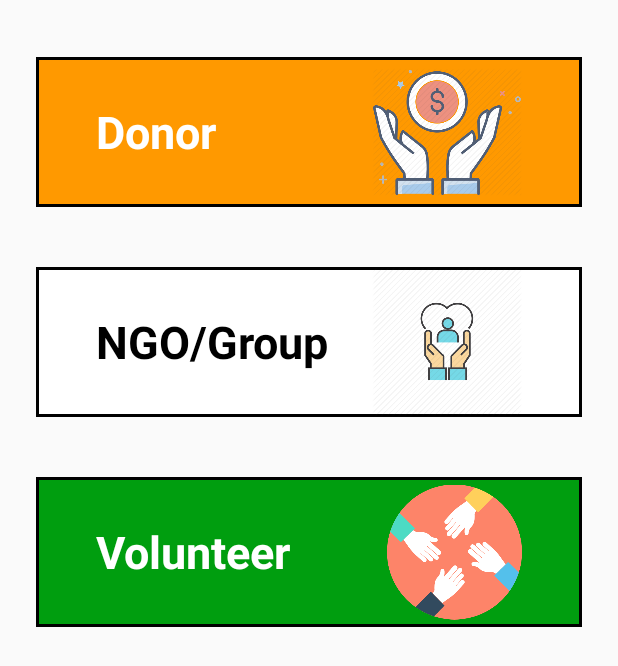
After one commit to sachinrana135/FeedMyCity, an Android app: the layout activity_joinee_types.xml on its own in the app's theme, with its tools: preview values and no code run, on a phone screen of 412 x 824 dp. The commit adds this screen. Shown: the top 666 px of the screen. Run offline under Robolectric (Android 15) with nearby library versions, the phone set to English and light mode, and no system bars.

Commit message:
Create UI for splash and Join as screen

```diff
--- a/app/build.gradle
+++ b/app/build.gradle
@@ -37,6 +37,8 @@ dependencies {
     implementation fileTree(dir: 'libs', include: ['*.jar'])
 
     implementation libraries
+    implementation 'androidx.appcompat:appcompat:1.1.0'
+    implementation 'androidx.constraintlayout:constraintlayout:1.1.3'
     kapt librariesKapt
 
     testImplementation testLibraries
--- a/app/src/main/AndroidManifest.xml
+++ b/app/src/main/AndroidManifest.xml
@@ -5,7 +5,7 @@
     <uses-permission android:name="android.permission.INTERNET" />
 
     <application
-        android:name="com.alfanse.feedindia.FeedIndiaApplication"
+        android:name=".FeedIndiaApplication"
         android:allowBackup="true"
         android:icon="@mipmap/ic_launcher"
         android:label="@string/app_name"
@@ -13,13 +13,17 @@
         android:supportsRtl="true"
         android:theme="@style/AppTheme"
         android:usesCleartextTraffic="true">
-        <activity android:name="com.alfanse.feedindia.ui.main.MainActivity">
+        <activity android:name=".ui.JoineeTypesActivity"></activity>
+        <activity
+            android:name=".ui.splash.SplashActivity"
+            android:theme="@style/FullScreen">
             <intent-filter>
                 <action android:name="android.intent.action.MAIN" />
 
                 <category android:name="android.intent.category.LAUNCHER" />
             </intent-filter>
         </activity>
+        <activity android:name=".ui.main.MainActivity" />
     </application>
 
 </manifest>
--- a/app/src/main/java/com/alfanse/feedindia/FeedIndiaApplication.kt
+++ b/app/src/main/java/com/alfanse/feedindia/FeedIndiaApplication.kt
@@ -5,7 +5,7 @@ import com.alfanse.feedindia.di.AppComponent
 import com.alfanse.feedindia.di.AppModule
 import com.alfanse.feedindia.di.DaggerAppComponent
 
-class TodoApplication : Application() {
+class FeedIndiaApplication : Application() {
 
     lateinit var appComponent: AppComponent
 
@@ -14,7 +14,7 @@ class TodoApplication : Application() {
         appComponent = initDagger(this)
     }
 
-    private fun initDagger(app: TodoApplication): AppComponent =
+    private fun initDagger(app: FeedIndiaApplication): AppComponent =
         DaggerAppComponent.builder()
             .appModule(AppModule(app))
             .build()
--- /dev/null
+++ b/app/src/main/java/com/alfanse/feedindia/ui/JoineeTypesActivity.kt
@@ -0,0 +1,14 @@
+package com.alfanse.feedindia.ui
+
+import androidx.appcompat.app.AppCompatActivity
+import android.os.Bundle
+import com.alfanse.feedindia.R
+
+class JoineeTypesActivity : AppCompatActivity() {
+
+    override fun onCreate(savedInstanceState: Bundle?) {
+        super.onCreate(savedInstanceState)
+        setContentView(R.layout.activity_joinee_types)
+        setTitle("Join as")
+    }
+}
--- a/app/src/main/java/com/alfanse/feedindia/ui/main/MainFragment.kt
+++ b/app/src/main/java/com/alfanse/feedindia/ui/main/MainFragment.kt
@@ -8,8 +8,8 @@ import androidx.fragment.app.Fragment
 import androidx.lifecycle.Observer
 import androidx.lifecycle.ViewModelProviders
 import androidx.swiperefreshlayout.widget.SwipeRefreshLayout
+import com.alfanse.feedindia.FeedIndiaApplication
 import com.alfanse.feedindia.R
-import com.alfanse.feedindia.FeedIndiaApplication
 import com.alfanse.feedindia.data.Resource
 import com.alfanse.feedindia.data.Status
 import com.alfanse.feedindia.data.models.TodoEntity
--- /dev/null
+++ b/app/src/main/java/com/alfanse/feedindia/ui/splash/SplashActivity.kt
@@ -0,0 +1,25 @@
+package com.alfanse.feedindia.ui.splash
+
+import android.content.Intent
+import androidx.appcompat.app.AppCompatActivity
+import android.os.Bundle
+import android.os.Handler
+import com.alfanse.feedindia.R
+import com.alfanse.feedindia.ui.JoineeTypesActivity
+
+class SplashActivity : AppCompatActivity() {
+    private val mContext = this
+
+    override fun onCreate(savedInstanceState: Bundle?) {
+        super.onCreate(savedInstanceState)
+        setContentView(R.layout.activity_splash)
+        launchNextScreen()
+    }
+
+    private fun launchNextScreen(){
+        val hanler = Handler()
+        hanler.postDelayed(Runnable {
+            startActivity(Intent(mContext, JoineeTypesActivity::class.java))
+        }, 3000)
+    }
+}
--- /dev/null
+++ b/app/src/main/res/drawable/donor_bg.xml
@@ -0,0 +1,8 @@
+<?xml version="1.0" encoding="utf-8"?>
+<shape xmlns:android="http://schemas.android.com/apk/res/android"
+    android:shape="rectangle">
+
+    <solid android:color="@color/color_orange"/>
+    <stroke android:color="@android:color/black"
+        android:width="2dp"/>
+</shape>
--- /dev/null
+++ b/app/src/main/res/drawable/ngo_group_bg.xml
@@ -0,0 +1,8 @@
+<?xml version="1.0" encoding="utf-8"?>
+<shape xmlns:android="http://schemas.android.com/apk/res/android"
+    android:shape="rectangle">
+
+    <solid android:color="@android:color/white"/>
+    <stroke android:color="@android:color/black"
+        android:width="2dp"/>
+</shape>
--- /dev/null
+++ b/app/src/main/res/drawable/volunteer_bg.xml
@@ -0,0 +1,8 @@
+<?xml version="1.0" encoding="utf-8"?>
+<shape xmlns:android="http://schemas.android.com/apk/res/android"
+    android:shape="rectangle">
+
+    <solid android:color="@color/color_green"/>
+    <stroke android:color="@android:color/black"
+        android:width="2dp"/>
+</shape>
--- /dev/null
+++ b/app/src/main/res/layout/activity_joinee_types.xml
@@ -0,0 +1,112 @@
+<?xml version="1.0" encoding="utf-8"?>
+<androidx.constraintlayout.widget.ConstraintLayout xmlns:android="http://schemas.android.com/apk/res/android"
+    xmlns:app="http://schemas.android.com/apk/res-auto"
+    xmlns:tools="http://schemas.android.com/tools"
+    android:layout_width="match_parent"
+    android:layout_height="match_parent"
+    tools:context=".ui.JoineeTypesActivity"
+    android:padding="@dimen/spacing_large">
+
+    <!-- Donor type layout -->
+    <androidx.constraintlayout.widget.ConstraintLayout
+        android:id="@+id/layout_donor_type"
+        android:layout_width="0dp"
+        android:layout_height="100dp"
+        android:orientation="horizontal"
+        app:layout_constraintTop_toTopOf="parent"
+        app:layout_constraintStart_toStartOf="parent"
+        app:layout_constraintEnd_toEndOf="parent"
+        android:layout_marginTop="@dimen/spacing_normal"
+        android:background="@drawable/donor_bg">
+
+        <TextView
+            android:id="@+id/tv_donor"
+            android:layout_width="wrap_content"
+            android:layout_height="0dp"
+            android:layout_marginStart="@dimen/spacing_huge"
+            android:gravity="center_vertical"
+            android:text="@string/donor_type_label"
+            android:textColor="@android:color/white"
+            android:textSize="@dimen/font_xxlarge"
+            android:textStyle="bold"
+            app:layout_constraintBottom_toBottomOf="@id/layout_donor_type"
+            app:layout_constraintStart_toStartOf="@id/layout_donor_type"
+            app:layout_constraintTop_toTopOf="@id/layout_donor_type" />
+
+        <ImageView
+            android:layout_width="100dp"
+            android:layout_height="wrap_content"
+            android:src="@drawable/donate"
+            app:layout_constraintEnd_toEndOf="@id/layout_donor_type"
+            app:layout_constraintTop_toTopOf="@id/layout_donor_type"
+            android:layout_marginEnd="@dimen/spacing_huge"/>
+    </androidx.constraintlayout.widget.ConstraintLayout>
+
+    <!-- NGO/group layout -->
+    <androidx.constraintlayout.widget.ConstraintLayout
+        android:id="@+id/layout_ngo_or_group_type"
+        android:layout_width="0dp"
+        android:layout_height="100dp"
+        app:layout_constraintTop_toBottomOf="@+id/layout_donor_type"
+        app:layout_constraintStart_toStartOf="@+id/layout_donor_type"
+        app:layout_constraintEnd_toEndOf="@+id/layout_donor_type"
+        android:layout_marginTop="@dimen/spacing_huge"
+        android:background="@drawable/ngo_group_bg">
+
+        <TextView
+            android:id="@+id/tv_ngo_or_group"
+            android:layout_width="wrap_content"
+            android:layout_height="0dp"
+            android:layout_marginStart="@dimen/spacing_huge"
+            android:gravity="center_vertical"
+            android:textColor="@android:color/black"
+            android:textSize="@dimen/font_xxlarge"
+            android:textStyle="bold"
+            app:layout_constraintBottom_toBottomOf="@id/layout_ngo_or_group_type"
+            app:layout_constraintStart_toStartOf="@id/layout_ngo_or_group_type"
+            app:layout_constraintTop_toTopOf="@id/layout_ngo_or_group_type"
+            android:text="@string/ngo_or_group_label" />
+
+        <ImageView
+            android:layout_width="100dp"
+            android:layout_height="wrap_content"
+            android:src="@drawable/caring"
+            app:layout_constraintEnd_toEndOf="@id/layout_ngo_or_group_type"
+            app:layout_constraintTop_toTopOf="@id/layout_ngo_or_group_type"
+            android:layout_marginEnd="@dimen/spacing_huge"/>
+    </androidx.constraintlayout.widget.ConstraintLayout>
+
+    <!-- Volunteer member layout -->
+    <androidx.constraintlayout.widget.ConstraintLayout
+        android:id="@+id/layout_volunteer_type"
+        android:layout_width="0dp"
+        android:layout_height="100dp"
+        app:layout_constraintTop_toBottomOf="@+id/layout_ngo_or_group_type"
+        app:layout_constraintStart_toStartOf="@+id/layout_donor_type"
+        app:layout_constraintEnd_toEndOf="@+id/layout_donor_type"
+        android:layout_marginTop="@dimen/spacing_huge"
+        android:background="@drawable/volunteer_bg">
+
+        <TextView
+            android:id="@+id/tv_volunteer"
+            android:layout_width="wrap_content"
+            android:layout_height="0dp"
+            android:layout_marginStart="@dimen/spacing_huge"
+            android:gravity="center_vertical"
+            android:text="@string/tv_volunteer_label"
+            android:textColor="@android:color/white"
+            android:textSize="@dimen/font_xxlarge"
+            android:textStyle="bold"
+            app:layout_constraintBottom_toBottomOf="@id/layout_volunteer_type"
+            app:layout_constraintStart_toStartOf="@id/layout_volunteer_type"
+            app:layout_constraintTop_toTopOf="@id/layout_volunteer_type" />
+
+        <ImageView
+            android:layout_width="90dp"
+            android:layout_height="wrap_content"
+            android:src="@drawable/volunteer"
+            app:layout_constraintEnd_toEndOf="@id/layout_volunteer_type"
+            app:layout_constraintTop_toTopOf="@id/layout_volunteer_type"
+            android:layout_marginEnd="@dimen/spacing_huge"/>
+    </androidx.constraintlayout.widget.ConstraintLayout>
+</androidx.constraintlayout.widget.ConstraintLayout>
--- /dev/null
+++ b/app/src/main/res/layout/activity_splash.xml
@@ -0,0 +1,22 @@
+<?xml version="1.0" encoding="utf-8"?>
+<androidx.constraintlayout.widget.ConstraintLayout xmlns:android="http://schemas.android.com/apk/res/android"
+    xmlns:app="http://schemas.android.com/apk/res-auto"
+    xmlns:tools="http://schemas.android.com/tools"
+    android:layout_width="match_parent"
+    android:layout_height="match_parent"
+    tools:context=".ui.splash.SplashActivity"
+    android:background="@drawable/splash_img">
+
+    <TextView
+        android:id="@+id/textView"
+        android:layout_width="wrap_content"
+        android:layout_height="0dp"
+        android:layout_marginStart="@dimen/spacing_normal"
+        android:layout_marginTop="@dimen/spacing_huge"
+        android:text="@string/splash_screen_title"
+        android:textColor="@color/color_orange"
+        android:textSize="@dimen/font_xxlarge"
+        android:textStyle="bold"
+        app:layout_constraintStart_toStartOf="parent"
+        app:layout_constraintTop_toTopOf="parent" />
+</androidx.constraintlayout.widget.ConstraintLayout>
--- a/app/src/main/res/values/colors.xml
+++ b/app/src/main/res/values/colors.xml
@@ -1,7 +1,10 @@
 <?xml version="1.0" encoding="utf-8"?>
 <resources>
-    <color name="colorPrimary">#008577</color>
+    <color name="colorPrimary">#FF9900</color>
     <color name="colorPrimaryDark">#00574B</color>
     <color name="colorAccent">#D81B60</color>
     <color name="colorAnchorLink">#2196F3</color>
+
+    <color name="color_orange">#FF9900</color>
+    <color name="color_green">#009E0F</color>
 </resources>
--- a/app/src/main/res/values/strings.xml
+++ b/app/src/main/res/values/strings.xml
@@ -5,4 +5,8 @@
     <string name="txt_something_wrong">Something went wrong</string>
     <string name="txt_another_try">Give it another try</string>
     <string name="txt_reload">Reload</string>
+    <string name="splash_screen_title">Feed India</string>
+    <string name="donor_type_label">Donor</string>
+    <string name="ngo_or_group_label">NGO/Group</string>
+    <string name="tv_volunteer_label">Volunteer</string>
 </resources>
--- a/app/src/main/res/values/styles.xml
+++ b/app/src/main/res/values/styles.xml
@@ -8,4 +8,5 @@
         <item name="colorAccent">@color/colorAccent</item>
     </style>
 
+    <style name="FullScreen" parent="Theme.AppCompat.NoActionBar"/>
 </resources>
```
Also changed, not shown: app/src/main/res/drawable-hdpi/avatar.png (renamed from app/src/main/res/drawable/avatar.png), app/src/main/res/drawable-hdpi/caring.png (added), app/src/main/res/drawable-hdpi/donate.png (added), app/src/main/res/drawable-hdpi/splash_img.jpg (added), app/src/main/res/drawable-hdpi/volunteer.png (added).
